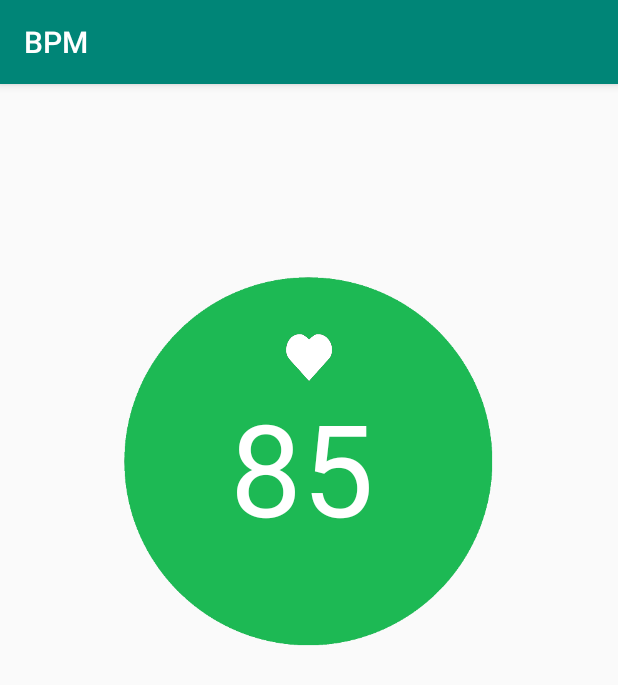
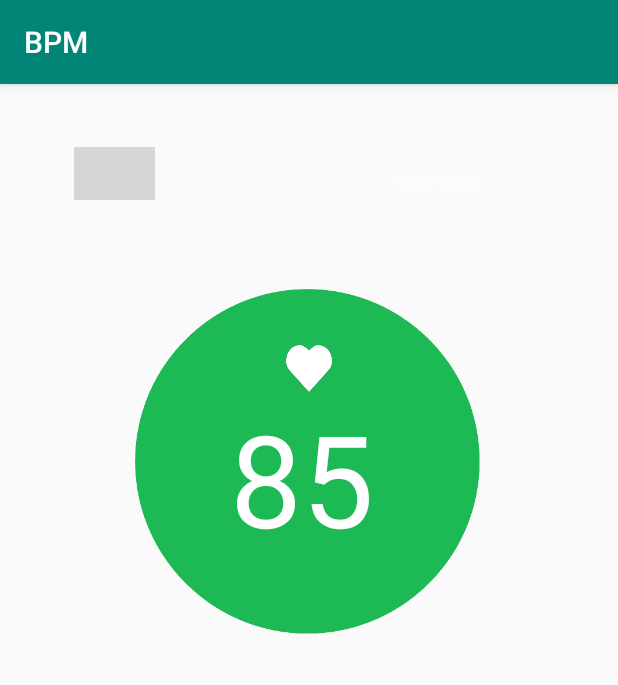
Before and after one commit to JaymeAlann/Spotify_HeartRate_Application, an Android app: the fragment HeartRateFragment shown on its own in the app's theme, on a phone screen of 412 x 824 dp. Shown: the top 685 px of the screen. Run offline under Robolectric (Android 15) with nearby library versions, the phone set to English and light mode, and no system bars; libraries missing offline, so code that uses them is left out: pl.bclogic.pulsator4droid; plain views replace PulsatorLayout; network calls fail; 2 statements that could not run were skipped; grey boxes are pictures that could not be loaded.

Commit message:
Bluetooth enable/disable button added to HeartRate Fragment. Can Control phones bluetooth.

```diff
--- a/app/src/main/res/layout/fragment_heart_rate.xml
+++ b/app/src/main/res/layout/fragment_heart_rate.xml
@@ -21,12 +21,18 @@
 
         <androidx.constraintlayout.widget.ConstraintLayout
             android:layout_width="match_parent"
-            android:layout_height="match_parent">
+            android:layout_height="match_parent"
+            android:layout_alignParentEnd="true"
+            android:layout_alignParentRight="true"
+            android:layout_alignParentBottom="true"
+            android:layout_marginEnd="0dp"
+            android:layout_marginRight="0dp"
+            android:layout_marginBottom="0dp">
 
             <ImageView
                 android:id="@+id/SongImageView"
-                android:layout_width="250dp"
-                android:layout_height="250dp"
+                android:layout_width="234dp"
+                android:layout_height="235dp"
                 android:layout_gravity="center_horizontal"
                 android:src="@drawable/spot_circle"
                 app:layout_constraintBottom_toBottomOf="parent"
@@ -58,6 +64,38 @@
                 app:layout_constraintTop_toBottomOf="@+id/heartpng"
                 app:layout_constraintVertical_bias="0.0" />
 
+            <ImageButton
+                android:id="@+id/BluetoothOnOff"
+                android:layout_width="54dp"
+                android:layout_height="35dp"
+                android:layout_marginStart="20dp"
+                android:layout_marginLeft="20dp"
+                android:layout_marginTop="32dp"
+                android:background="@null"
+                android:scaleType="fitCenter"
+                android:src="@drawable/bluetooth_on"
+                app:layout_constraintBottom_toTopOf="@+id/SongImageView"
+                app:layout_constraintEnd_toEndOf="parent"
+                app:layout_constraintHorizontal_bias="0.086"
+                app:layout_constraintStart_toStartOf="parent"
+                app:layout_constraintTop_toTopOf="parent"
+                app:layout_constraintVertical_bias="0.149" />
+
+            <TextView
+                android:id="@+id/HeartRateDevice"
+                android:layout_width="wrap_content"
+                android:layout_height="wrap_content"
+                android:layout_marginTop="56dp"
+                android:fontFamily="@font/linetocircularpromedium"
+                android:text="TextView"
+                android:textColor="#FCFCFC"
+                app:layout_constraintBottom_toTopOf="@+id/SongImageView"
+                app:layout_constraintEnd_toEndOf="parent"
+                app:layout_constraintHorizontal_bias="0.745"
+                app:layout_constraintStart_toStartOf="parent"
+                app:layout_constraintTop_toTopOf="parent"
+                app:layout_constraintVertical_bias="0.0" />
+
 
         </androidx.constraintlayout.widget.ConstraintLayout>
     </pl.bclogic.pulsator4droid.library.PulsatorLayout>
```
Also changed, not shown: app/src/main/AndroidManifest.xml (+11 -1 lines), app/src/main/java/com/example/james/bpm/HeartRateFragment.java (+75 -1 lines), app/src/main/res/drawable-mdpi/bluetooth_off.png (deleted), app/src/main/res/drawable-mdpi/bluetooth_on.png (deleted).
